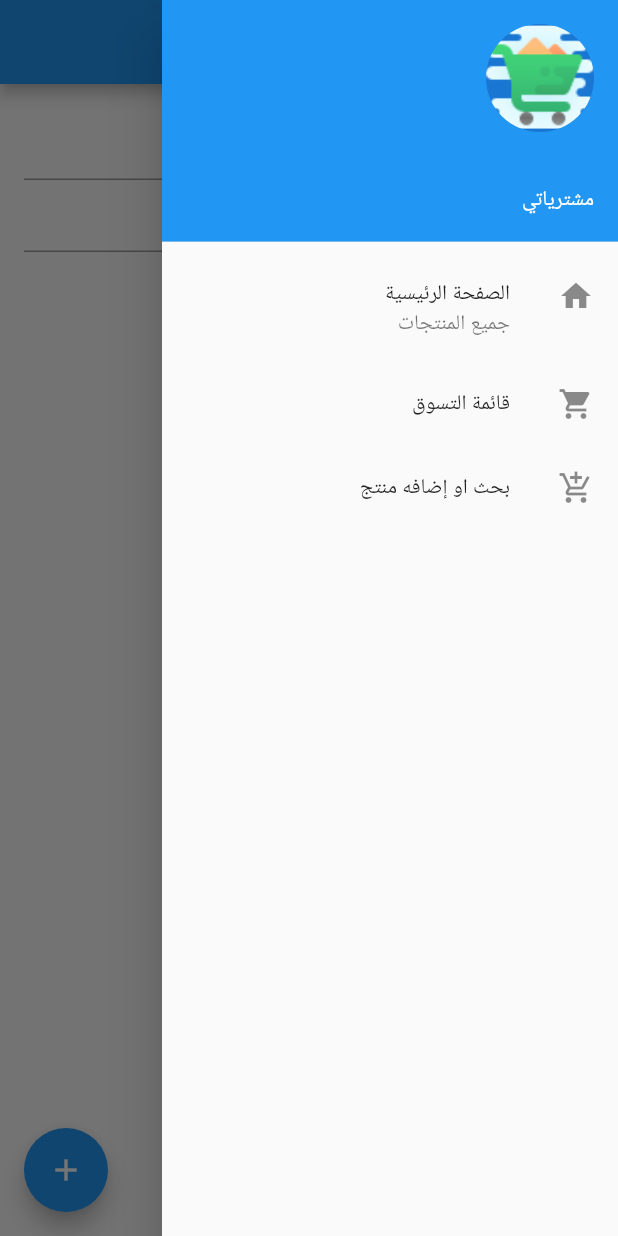
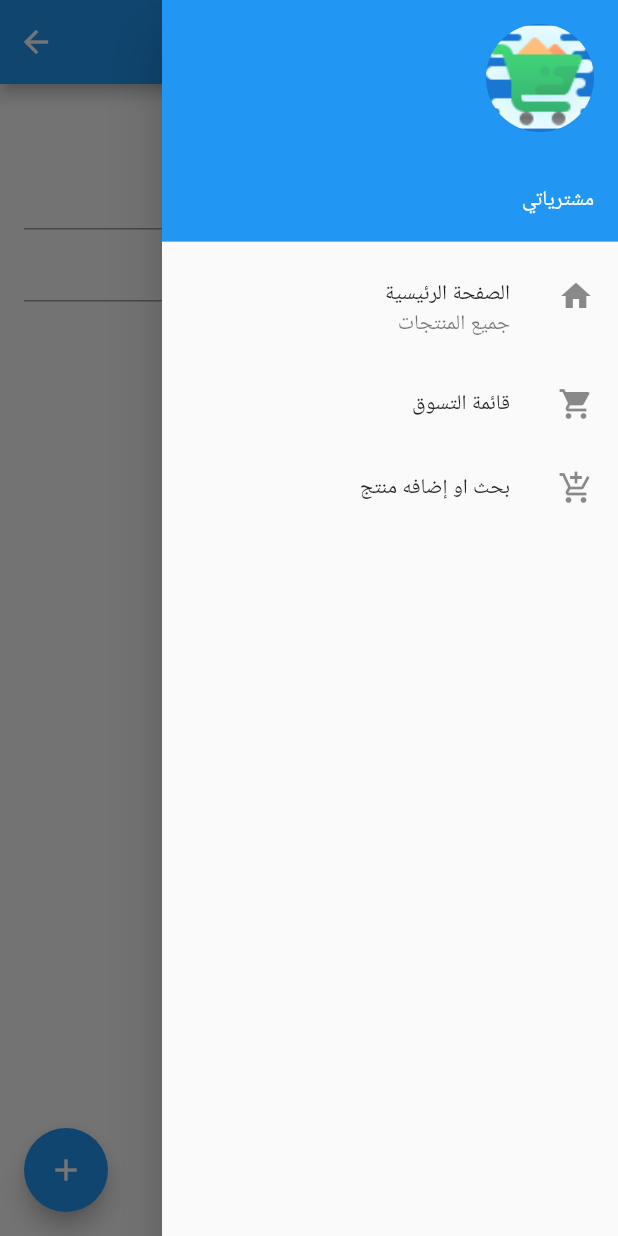
Before and after one commit to basmaseyam/flutter-groccery-list, a Flutter app: the NewItem screen opened directly, with the side drawer open, on a phone screen of 412 x 824 dp. Run offline on Flutter 3.47's test engine with Material 2 defaults, Android fonts, the phone set to English and light mode, and no system bars; our stand-ins replace firebase_auth, firebase_core, google_sign_in, share_plus; accounts and stored records are empty.

```diff
--- a/lib/screens/NewItem.dart
+++ b/lib/screens/NewItem.dart
@@ -11,6 +11,7 @@ import '../data/meatfish.dart';
 import '../data/spices.dart';
 import '../models/cart.dart';
 import 'drawer.dart';
+import 'homepage.dart';
 
 class NewItem extends StatefulWidget {
   @override
@@ -38,11 +39,25 @@ class _NewItemState extends State<NewItem> {
         child: Scaffold(
           appBar: AppBar(
             title: Text('اضف جديد'),
+            actions: [
+              IconButton(
+                icon: Icon(Icons.arrow_forward),
+                onPressed: () {
+                  Navigator.push(context,
+                      MaterialPageRoute(builder: (context) => HomePage()));
+                },
+              ),
+            ],
           ),
           drawer: MyDrawer(),
           body: Padding(
             padding: const EdgeInsets.all(16),
             child: Column(children: [
+              Text(
+                'اضف جديد',
+                textAlign: TextAlign.center,
+                style: TextStyle(fontWeight: FontWeight.bold, fontSize: 24),
+              ),
               TextField(
                   controller: titleController,
                   decoration: InputDecoration(hintText: 'الاسم')),
--- a/lib/screens/checkout.dart
+++ b/lib/screens/checkout.dart
@@ -45,7 +45,10 @@ class _CheckoutPageState extends State<CheckoutPage> {
             ),
             drawer: MyDrawer(),
             body: cart.basketItems.length == 0
-                ? Text('لا يوجد مشتريات ')
+                ? Center(
+                    child: Text('لا يوجد مشتريات ',
+                        style: TextStyle(
+                            fontSize: 28, fontWeight: FontWeight.bold)))
                 : ListView.builder(
                     itemCount: cart.basketItems.length,
                     itemBuilder: (context, index) {
```
Also changed, not shown: lib/screens/homepage.dart (+33 -2 lines).
